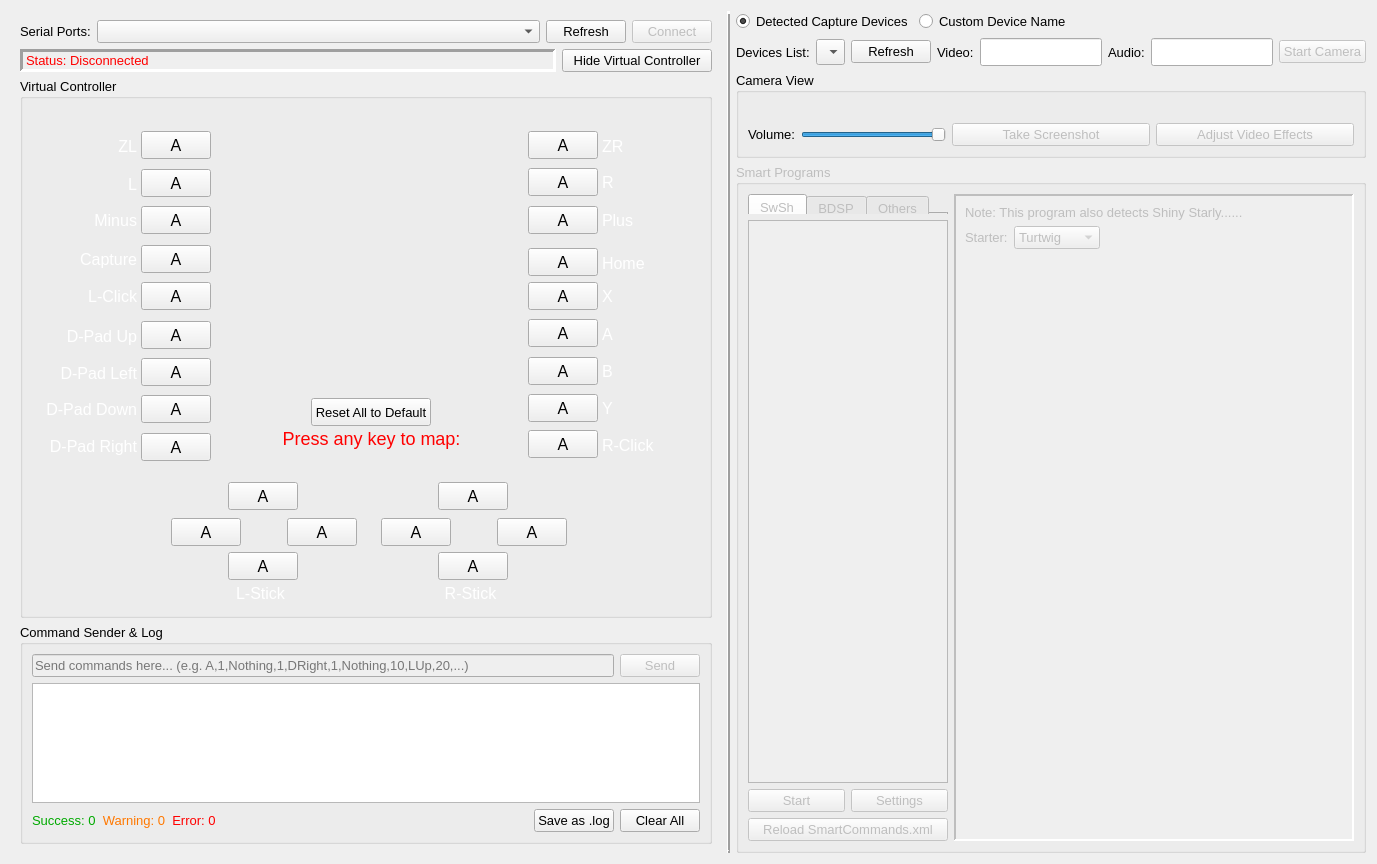
First picture: the form in remotecontrollerwindow.ui, repository brianuuu/AutoControllerHelper, before the edit.
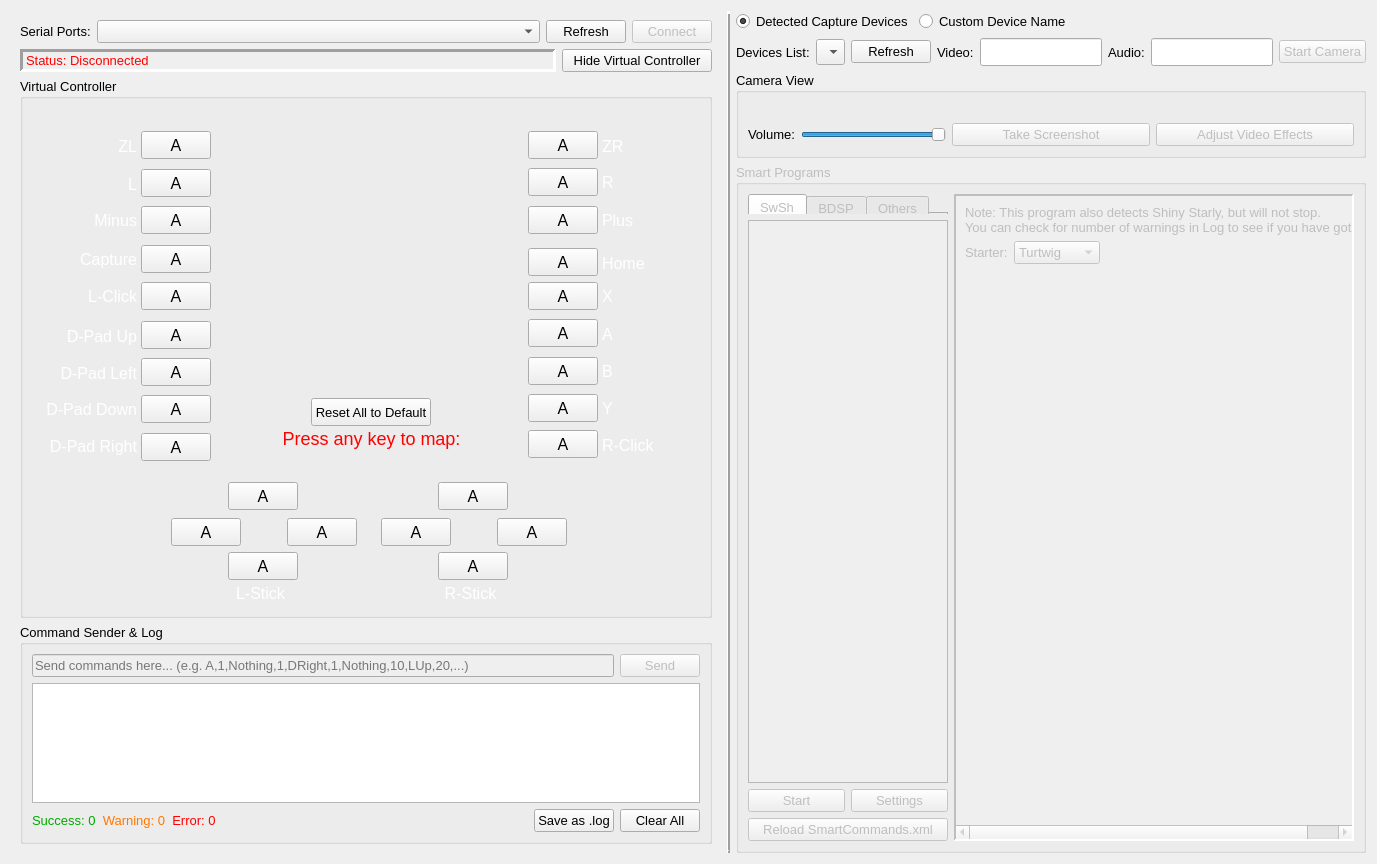
Second picture: the form after the edit. Icons and pictures are not drawn. Custom widgets are drawn as their Qt base class.

Commit message: [SmartBDSPStarter] Detect when game actually starts after title screen

```diff
--- a/remotecontrollerwindow.ui
+++ b/remotecontrollerwindow.ui
@@ -2723,7 +2723,8 @@
                   <item>
                    <widget class="QLabel" name="label_43">
                     <property name="text">
-                     <string>Note: This program also detects Shiny Starly......</string>
+                     <string>Note: This program also detects Shiny Starly, but will not stop.
+You can check for number of warnings in Log to see if you have got any.</string>
                     </property>
                    </widget>
                   </item>
```
The commit also changes 3 other files.
